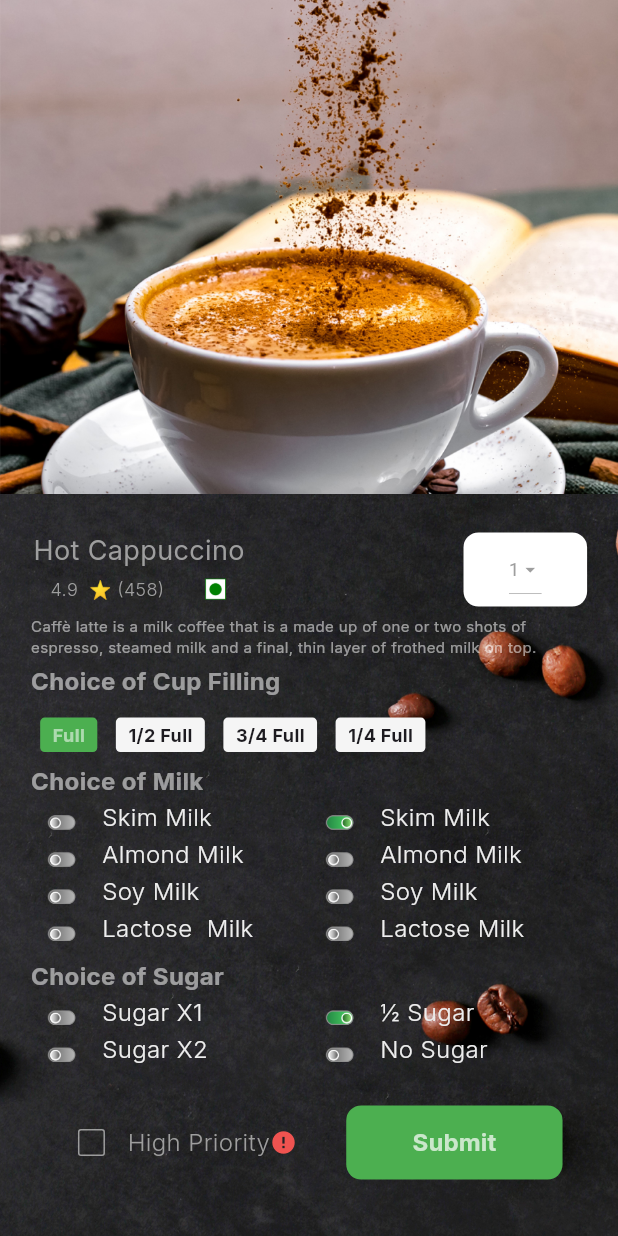
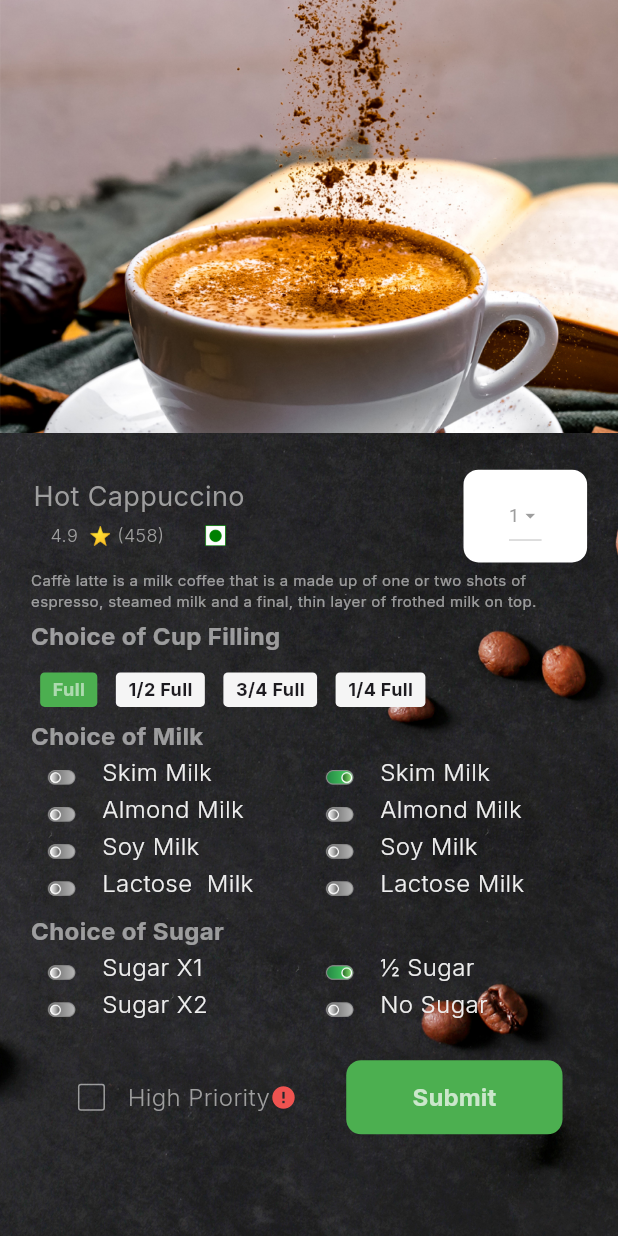
Before and after one commit to Dilip-2003/Seequenze-Task, a Flutter app: the HomePage screen opened directly, after a tap on "Hot Cappuccino", on a phone screen of 412 x 824 dp. Run offline on Flutter 3.47's test engine with Material 3 defaults, Android fonts, the phone set to English and light mode, and no system bars; our stand-ins replace google_fonts; missing offline and left inert: glossy.

Commit message:
app final update

```diff
--- a/lib/widgets/home_page.dart
+++ b/lib/widgets/home_page.dart
@@ -296,7 +296,7 @@ class ThirdPart extends StatelessWidget {
           ),
           Container(
             margin: EdgeInsets.symmetric(vertical: height * 0.02),
-            height: height * 0.32,
+            height: height * 0.3,
             child: ListView.builder(
               scrollDirection: Axis.horizontal,
               physics: const BouncingScrollPhysics(),
@@ -316,7 +316,7 @@ class ThirdPart extends StatelessWidget {
                   child: Container(
                     margin: EdgeInsets.symmetric(horizontal: width * 0.02),
                     child: GlossyContainer(
-                      height: height * 0.3,
+                      height: height * 0.35,
                       width: width * 0.5,
                       opacity: 0.1,
                       color: Colors.grey.shade100,
@@ -358,7 +358,7 @@ class ThirdPart extends StatelessWidget {
                             children: [
                               SizedBox(
                                 width: width * 0.38,
-                                height: height * 0.045,
+                                height: height * 0.047,
                                 child: Column(
                                   mainAxisAlignment:
                                       MainAxisAlignment.spaceBetween,
@@ -463,7 +463,7 @@ class FourthPart extends StatelessWidget {
                       right: height * 0.03,
                       top: height * 0.01),
                   child: GlossyContainer(
-                    height: height * 0.18,
+                    height: height * 0.19,
                     width: width,
                     borderRadius: BorderRadius.circular(5),
                     child: Row(
--- a/lib/widgets/item_description.dart
+++ b/lib/widgets/item_description.dart
@@ -37,12 +37,12 @@ class _ItemDescriptionScreenState extends State<ItemDescriptionScreen> {
                 children: [
                   Image.asset(
                     'assets/images/coffee3.png',
-                    height: height * 0.40,
+                    height: height * 0.35,
                     width: width,
                     fit: BoxFit.cover,
                   ),
                   GlossyContainer(
-                    height: height * 0.6,
+                    height: height * 0.65,
                     width: width,
                     borderRadius: const BorderRadius.only(
                         topLeft: Radius.circular(25),
@@ -94,13 +94,11 @@ class _ItemDescriptionScreenState extends State<ItemDescriptionScreen> {
                                 ],
                               ),
                               Container(
-                                height: height * 0.06,
+                                height: height * 0.075,
                                 width: width * 0.2,
                                 decoration: BoxDecoration(
                                     color: Colors.white,
                                     borderRadius: BorderRadius.circular(10)),
-                                padding:
-                                    const EdgeInsets.symmetric(horizontal: 3),
                                 child: Column(
                                   mainAxisAlignment: MainAxisAlignment.center,
                                   children: [
--- a/lib/widgets/login_screen.dart
+++ b/lib/widgets/login_screen.dart
@@ -28,7 +28,7 @@ class LoginScreen extends StatelessWidget {
               left: width * 0.10,
               top: height * 0.10,
               child: GlossyContainer(
-                height: height * 0.8,
+                height: height * 0.85,
                 width: width * 0.8,
                 opacity: 0.1,
                 borderRadius: BorderRadius.circular(17),
```
Also changed, not shown: firebase.json (added), 5 other files.
